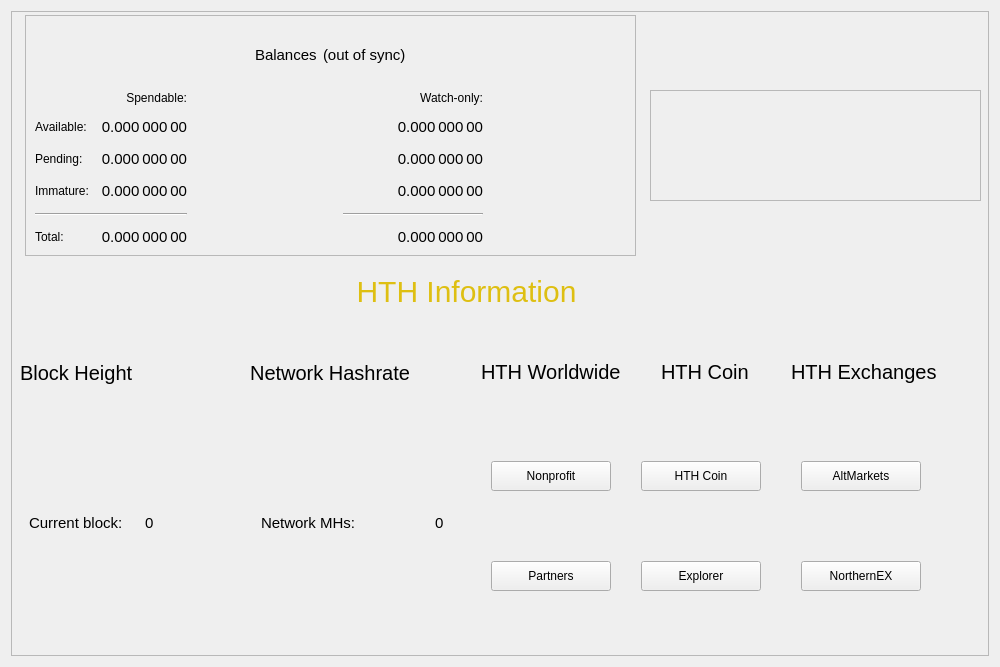
HTHcoin/helpthehomelesscoin, file src/qt/forms/overviewpage.ui: the form before one commit.
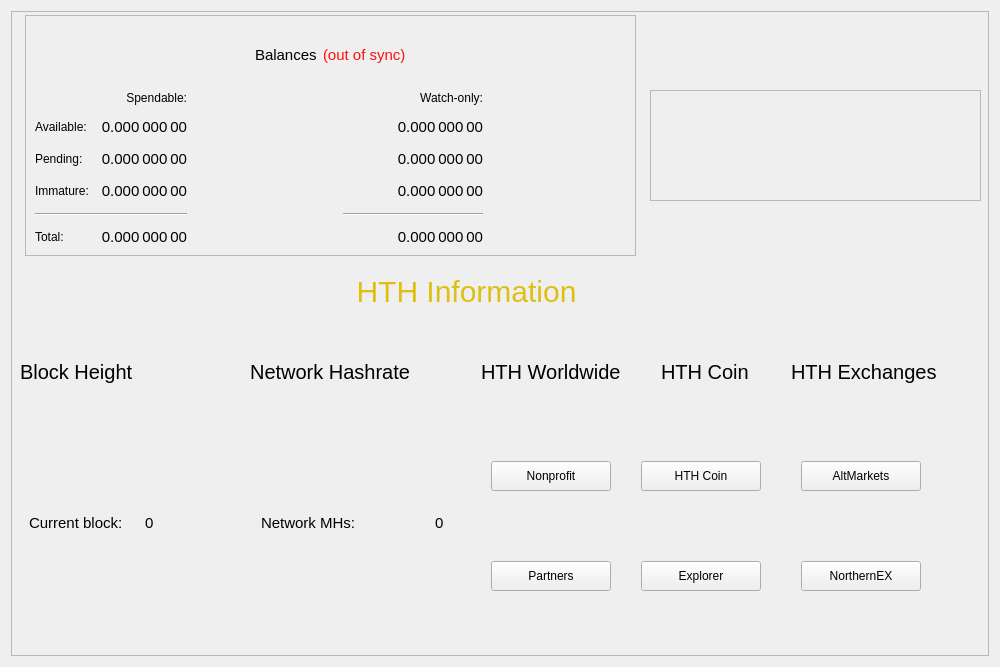
The form after the commit.

Diff of the .ui file:
```diff
--- a/src/qt/forms/overviewpage.ui
+++ b/src/qt/forms/overviewpage.ui
@@ -73,7 +73,7 @@
          <property name="sizeHint" stdset="0">
           <size>
            <width>20</width>
-           <height>4</height>
+           <height>3</height>
           </size>
          </property>
         </spacer>
@@ -134,7 +134,7 @@
          <property name="sizeHint" stdset="0">
           <size>
            <width>20</width>
-           <height>104</height>
+           <height>105</height>
           </size>
          </property>
         </spacer>
@@ -574,7 +574,7 @@
             <string>The displayed information may be out of date. Your wallet automatically synchronizes with the Dash network after a connection is established, but this process has not completed yet.</string>
            </property>
            <property name="styleSheet">
-            <string notr="true">font-size: 15px</string>
+            <string notr="true">font-size: 15px; color:rgb(255, 15, 15); </string>
            </property>
            <property name="text">
             <string notr="true">(out of sync)</string>
```
